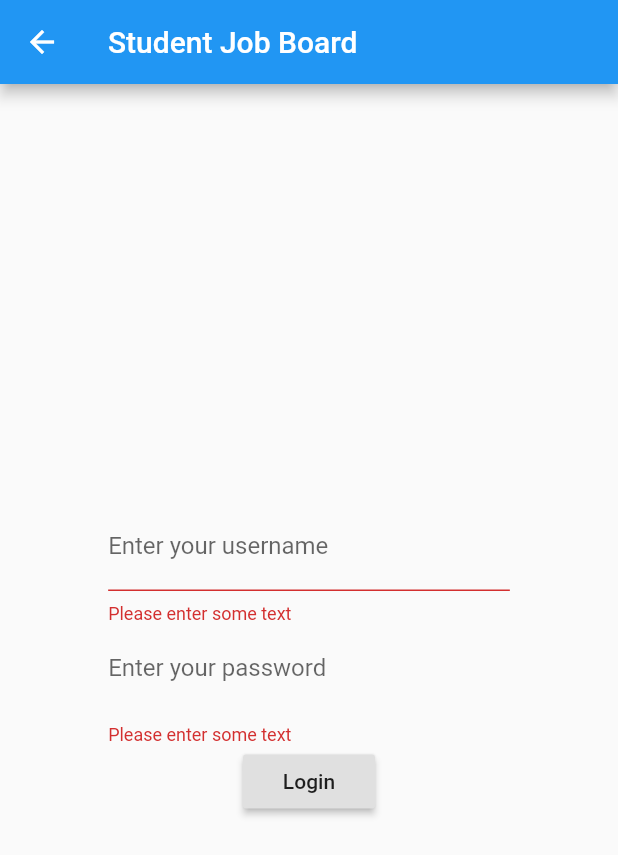
After one commit to andrelegault/sjb, a Flutter app: the LoginScreen screen opened directly, after a tap on "Login", on a phone screen of 412 x 824 dp. The commit adds this screen. Shown: the top 855 px of the screen. Run offline on Flutter 3.47's test engine with Material 2 defaults, Android fonts, the phone set to English and light mode, and no system bars.

Commit message:
Add login screen (#2)

```diff
--- a/lib/main.dart
+++ b/lib/main.dart
@@ -1,4 +1,5 @@
 import 'package:flutter/material.dart';
+import 'package:sjb/screens/login_screen.dart';
 
 void main() {
   runApp(MyApp());
@@ -10,6 +11,10 @@ class MyApp extends StatelessWidget {
   Widget build(BuildContext context) {
     return MaterialApp(
       title: 'Flutter Demo',
+      initialRoute: '/',
+      routes: {
+        '/': (context) => LoginScreen(),
+      },
       theme: ThemeData(
         // This is the theme of your application.
         //
--- /dev/null
+++ b/lib/screens/login_screen.dart
@@ -0,0 +1,73 @@
+// Define a custom Form widget.
+import 'package:flutter/material.dart';
+
+class LoginScreen extends StatefulWidget {
+  @override
+  LoginScreenState createState() => LoginScreenState();
+}
+
+// Define a corresponding State class.
+// This class holds data related to the form.
+class LoginScreenState extends State<LoginScreen> {
+  // Create a global key that uniquely identifies the Form widget
+  // and allows validation of the form.
+  //
+  // Note: This is a `GlobalKey<FormState>`,
+  // not a GlobalKey<MyCustomFormState>.
+  final _formKey = GlobalKey<FormState>();
+
+  @override
+  Widget build(BuildContext context) =>
+      // Build a Form widget using the _formKey created above.
+      Scaffold(
+        appBar: AppBar(title: Text('Student Job Board')),
+        body: Center(
+            child: Container(
+                width: MediaQuery.of(context).size.width * 0.65,
+                child: Form(
+                    key: _formKey,
+                    child: Column(
+                        mainAxisAlignment: MainAxisAlignment.end,
+                        mainAxisSize: MainAxisSize.min,
+                        children: <Widget>[
+                          TextFormField(
+                            decoration: InputDecoration(
+                                labelText: 'Enter your username'),
+                            // The validator receives the text that the user has entered.
+                            validator: (value) {
+                              if (value.isEmpty) {
+                                return 'Please enter some text';
+                              }
+                              return null;
+                            },
+                          ),
+                          TextFormField(
+                            obscureText: true,
+                            // The validator receives the text that the user has entered.
+                            decoration: InputDecoration(
+                                border: InputBorder.none,
+                                labelText: 'Enter your password'),
+                            validator: (value) {
+                              if (value.isEmpty) {
+                                return 'Please enter some text';
+                              }
+                              return null;
+                            },
+                          ),
+                          RaisedButton(
+                            onPressed: () {
+                              // Validate returns true if the form is valid, otherwise false.
+                              if (_formKey.currentState.validate()) {
+                                // If the form is valid, display a snackbar. In the real world,
+                                // you'd often call a server or save the information in a database.
+                                // Scaffold.of(context).showSnackBar(
+                                //     SnackBar(content: Text('Processing Data')));
+                                Navigator.of(context).pushNamed('/home');
+                              }
+                            },
+                            child: Text('Login'),
+                          ),
+                          // Add TextFormFields and RaisedButton here.
+                        ])))),
+      );
+}
```
